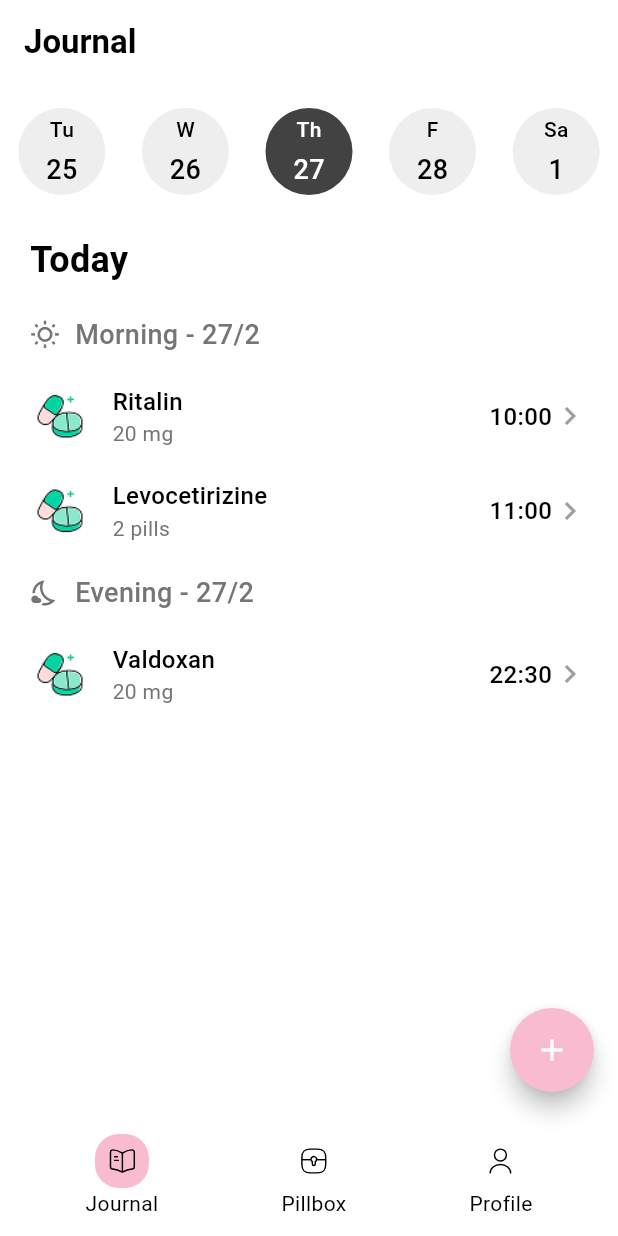
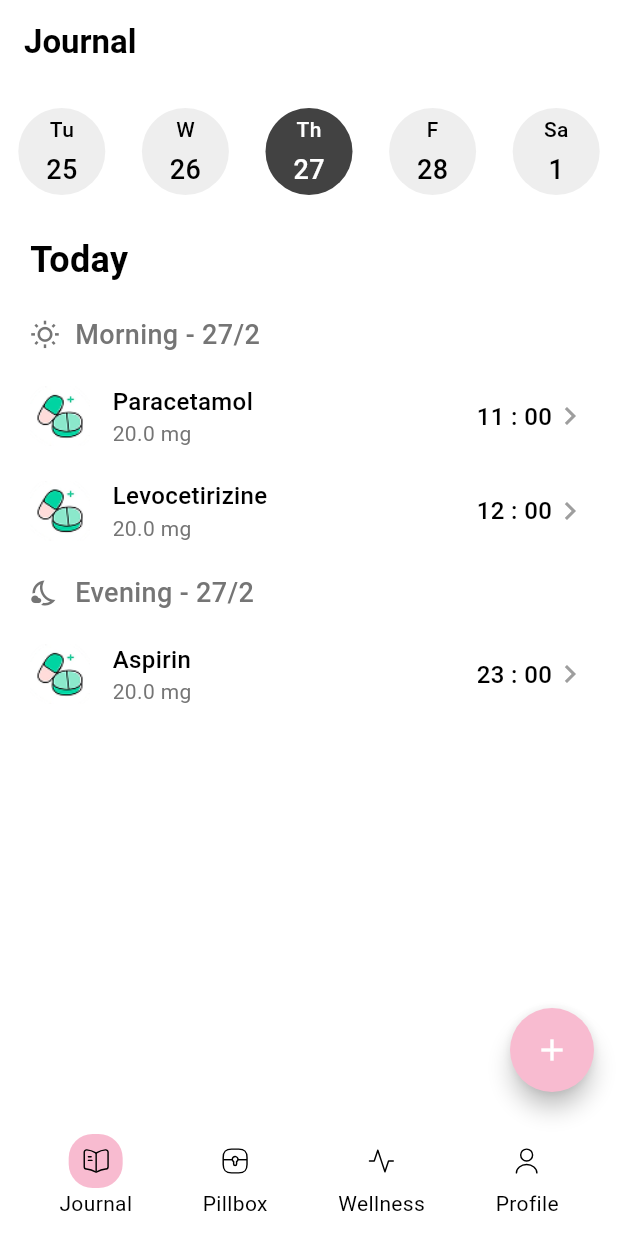
Before and after one commit to rudi-q/pinkrain_health_journal, a Flutter app: the screen it shows after launch, on a phone screen of 412 x 824 dp. Run offline on Flutter 3.47's test engine with Material 3 defaults, Android fonts, the light colour scheme and no system bars; our stand-ins replace flutter_riverpod, flutter_svg, go_router, supabase_flutter; accounts and stored records are empty.

Commit message:
Some code refractored and laucnher icon added

```diff
--- a/lib/core/widgets/bottom_navigation.dart
+++ b/lib/core/widgets/bottom_navigation.dart
@@ -12,6 +12,7 @@
       children: [
         buildNavItem(context, 'Journal', 'journal', currentRoute == 'journal'),
         buildNavItem(context, 'Pillbox', 'pillbox', currentRoute == 'pillbox'),
+        buildNavItem(context, 'Wellness', 'wellness', currentRoute == 'wellness'),
         buildNavItem(context, 'Profile', 'profile', currentRoute == 'profile'),
       ],
     ),
--- a/lib/features/journal/presentation/journal.dart
+++ b/lib/features/journal/presentation/journal.dart
@@ -5,6 +5,7 @@
 import '../../../core/theme/icons.dart';
 import '../../../core/widgets/appbar.dart';
 import '../../../core/widgets/bottom_navigation.dart';
+import '../../treatment/domain/treatment_manager.dart';
 
 class JournalScreen extends StatefulWidget {
   const JournalScreen({super.key});
@@ -276,27 +277,58 @@
   }
 
   Widget _buildMorningSection(DateTime date) {
+    List<Treatment> treatments = Treatment.getSample().forMorning();
+
     return Column(
       crossAxisAlignment: CrossAxisAlignment.start,
       children: [
         _buildSectionHeader('Morning - ${date.day}/${date.month}', Icons.wb_sunny_outlined),
-        _buildMedicationItem('Ritalin', '20 mg', '10:00'),
-        _buildMedicationItem('Levocetirizine', '2 pills', '11:00'),
+        ListView.builder(
+          shrinkWrap: true,
+          physics: NeverScrollableScrollPhysics(),
+          itemCount: treatments.length,
+          itemBuilder: (context, index) {
+            final medication = treatments[index];
+            return _buildMedicationItem(
+              medication.medicine.name,
+              '${medication.medicine.specs.dosage} ${medication.medicine.specs.unit}',
+              medication.timeOfDay()
+            );
+          },
+        ),
       ],
     );
   }
 
   Widget _buildEveningSection(DateTime date) {
+    List<Map<String, String>> eveningMedications = [
+      {'name': 'Valdoxan', 'dosage': '20 mg', 'time': '22:30'},
+    ];
+
+    List<Treatment> treatments = Treatment.getSample().forEvening();
+
     return Column(
       crossAxisAlignment: CrossAxisAlignment.start,
       children: [
         _buildSectionHeader('Evening - ${date.day}/${date.month}', Icons.nights_stay_outlined),
-        _buildMedicationItem('Valdoxan', '20 mg', '22:30'),
+        ListView.builder(
+          shrinkWrap: true,
+          physics: NeverScrollableScrollPhysics(),
+          itemCount: treatments.length,
+          itemBuilder: (context, index) {
+            final medication = treatments[index];
+            return _buildMedicationItem(
+              medication.medicine.name,
+              '${medication.medicine.specs.dosage} ${medication.medicine.specs.unit}',
+              medication.timeOfDay()
+            );
+          },
+        ),
       ],
     );
   }
 
-  Widget _buildSectionHeader(String title, IconData icon) {
+  Padding _buildSectionHeader(String title, IconData icon) {
     return Padding(
       padding: EdgeInsets.symmetric(horizontal: 20, vertical: 10),
       child: Row(
@@ -642,3 +674,13 @@
     });
   }
 }
+
+extension on List<Treatment> {
+  List<Treatment> forEvening() {
+    return where((t) => t.treatmentPlan.timeOfDay.hour >= 14).toList();
+  }
+
+  List<Treatment> forMorning() {
+    return where((t) => t.treatmentPlan.timeOfDay.hour <= 12).toList();
+  }
+}
--- a/lib/features/pillbox/presentation/pillbox_notifier.dart
+++ b/lib/features/pillbox/presentation/pillbox_notifier.dart
@@ -9,6 +9,7 @@
   void updatePillbox(List<MedicineInventory> pillStock) {
     state = PillBox.populate(pillStock);
   }
+
 }
 
 final pillBoxProvider = StateNotifierProvider<PillBoxNotifier, IPillBox>((ref) => PillBoxNotifier());
--- a/lib/features/profile/presentation/profile.dart
+++ b/lib/features/profile/presentation/profile.dart
@@ -38,7 +38,7 @@
                 decoration: InputDecoration(
                   hintText: 'Rudi',
                   filled: true,
-                  fillColor: Colors.white.withOpacity(0.9),
+                  fillColor: Colors.white.withValues(alpha: 0.9),
                   border: OutlineInputBorder(
                     borderRadius: BorderRadius.circular(10),
                     borderSide: BorderSide.none,
--- a/lib/features/profile/presentation/sign-in.dart
+++ b/lib/features/profile/presentation/sign_in.dart
@@ -5,6 +5,8 @@
 }
 
 class MyApp extends StatelessWidget {
+  const MyApp({super.key});
+
   @override
   Widget build(BuildContext context) {
     return MaterialApp(
@@ -14,6 +16,8 @@
 }
 
 class SignInScreen extends StatelessWidget {
+  const SignInScreen({super.key});
+
   @override
   Widget build(BuildContext context) {
     return Scaffold(
--- a/lib/features/treatment/domain/treatment_manager.dart
+++ b/lib/features/treatment/domain/treatment_manager.dart
@@ -1,31 +1,127 @@
-import 'dart:convert';
-
-import 'package:shared_preferences/shared_preferences.dart';
+import 'package:pillow/core/models/medicine_model.dart';
 
 import '../data/treatment.dart';
 
+
+class Treatment {
+  final Medicine medicine;
+  final TreatmentPlan treatmentPlan;
+  final String notes;
+
+  Treatment({
+    required this.medicine,
+    required this.treatmentPlan,
+    this.notes = '',
+  });
+
+  static Treatment newTreatment({
+    required name,
+    required String type,
+    required String color,
+    required double dose,
+    required String doseUnit,
+    required String mealOption,
+    required String? comment,
+  }) {
+
+    var medicine = Medicine(
+        name: name,
+        type: type,
+        color: color
+    );
+
+    var specification = Specification(
+        dosage: dose,
+        unit: doseUnit,
+        useCase: ''
+    );
+
+    medicine.addSpecification(specification);
+
+    var treatmentPlan = TreatmentPlan(
+        startDate: DateTime.now(),
+        endDate: DateTime.now().add(Duration(days: 7)),
+        mealOption: mealOption,
+        timeOfDay: DateTime(2023, 1, 1, 11, 0)
+    );
+
+    return Treatment(
+      medicine: medicine,
+      treatmentPlan: treatmentPlan,
+      notes: comment?? '',
+    );
+  }
+
+  static List<Treatment> getSample(){
+
+    List<Treatment> treatments = [];
+
+    Medicine medicine;
+    TreatmentPlan treatmentPlan;
+    Treatment newTreatment;
+
+    medicine = Medicine(name: 'Paracetamol', type: 'pill');
+    medicine.addSpecification(Specification(dosage: 20, unit: 'mg'));
+
+    treatmentPlan = TreatmentPlan(
+        startDate: DateTime.now(),
+        endDate: DateTime.now().add(Duration(days: 2)),
+        mealOption: 'After dinner',
+        instructions: 'Take 1 tablet every night before bed',
+        timeOfDay: DateTime(2023, 1, 1, 11, 0)
+    );
+    newTreatment = Treatment(medicine: medicine, treatmentPlan: treatmentPlan);
+
+    treatments.add(newTreatment);
+
+    medicine = Medicine(name: 'Levocetirizine', type: 'pill');
+    medicine.addSpecification(Specification(dosage: 20, unit: 'mg'));
+
+    treatmentPlan = TreatmentPlan(
+        startDate: DateTime.now(),
+        endDate: DateTime.now().add(Duration(days: 1)),
+        timeOfDay: DateTime(2023, 1, 1, 12, 0)
+    );
+    newTreatment = Treatment(medicine: medicine, treatmentPlan: treatmentPlan);
+
+    treatments.add(newTreatment);
+
+    medicine = Medicine(name: 'Aspirin', type: 'tablet');
+    medicine.addSpecification(Specification(dosage: 20, unit:'mg'));
+
+    treatmentPlan = TreatmentPlan(
+        startDate: DateTime.now(),
+        endDate: DateTime.now().add(Duration(days: 3)),
+        timeOfDay: DateTime(2023, 1, 1, 23, 0)
+    );
+    newTreatment = Treatment(medicine: medicine, treatmentPlan: treatmentPlan);
+
+    treatments.add(newTreatment);
+
+    return treatments;
+  }
+
+  static TreatmentPlan getPlanByMedicineName(String medicineName) {
+    return Treatment.getSample().firstWhere((t) => t.medicine.name == medicineName).treatmentPlan;
+  }
+
+  String timeOfDay(){
+    return
+        '${treatmentPlan.timeOfDay.hour.toString().padLeft(2, '0')}'
+        ' : '
+        '${treatmentPlan.timeOfDay.minute.toString().padLeft(2, '0')}'
+    ;
+  }
+
+}
+
+
+
+
+
+
 class TreatmentManager {
-  List<Treatment> _treatments = [];
+  final List<Treatment> _treatments = [];
 
   List<Treatment> get treatments => _treatments;
-
-  Future<void> loadTreatments() async {
-    final prefs = await SharedPreferences.getInstance();
-    final String? treatmentsJson = prefs.getString('treatments');
-    if (treatmentsJson != null) {
-      final List<dynamic> decodedList = json.decode(treatmentsJson);
-      _treatments = decodedList.map((item) => Treatment.fromJson(item)).toList();
-    }
-  }
-
-  Future<void> saveTreatments() async {
-    final prefs = await SharedPreferences.getInstance();
-    final String encodedList = json.encode(_treatments.map((t) => t.toJson()).toList());
-    await prefs.setString('treatments', encodedList);
-  }
-
-  Future<void> addTreatment(Treatment treatment) async {
-    _treatments.add(treatment);
-    await saveTreatments();
-  }
 }
--- a/lib/features/treatment/presentation/new_treatment.dart
+++ b/lib/features/treatment/presentation/new_treatment.dart
@@ -1,6 +1,5 @@
 import 'package:flutter/material.dart';
 import 'package:pillow/core/util/helpers.dart';
-import 'package:pillow/features/treatment/data/treatment.dart';
 import 'package:pillow/features/treatment/presentation/schedule.dart';
 
 import '../../../core/navigation/router.dart';
@@ -315,7 +314,7 @@
       child: ElevatedButton(
         onPressed: () {
           if (_validateInput()) {
-            Treatment newTreatment = Treatment(
+            Treatment newTreatment = Treatment.newTreatment(
               name: nameController.text,
               type: selectedTreatmentType,
               color: selectedColor,
```
Also changed, not shown: lib/core/models/medicine_model.dart (+6 -1 lines), lib/core/navigation/router.dart (+10 -0 lines), lib/features/pillbox/data/pillbox_model.dart (+10 -8 lines), lib/features/pillbox/presentation/medicine_detail_screen.dart (added, +249 -0 lines), lib/features/pillbox/presentation/pillbox_screen.dart (+10 -5 lines), lib/features/treatment/data/treatment.dart (+40 -35 lines), lib/features/treatment/domain/reminder_rl.dart (+76 -0 lines), pubspec.yaml (+7 -52 lines), assets/icons/launcher.png (added), assets/icons/wellness.svg (added), pubspec.lock, 30 other files.
